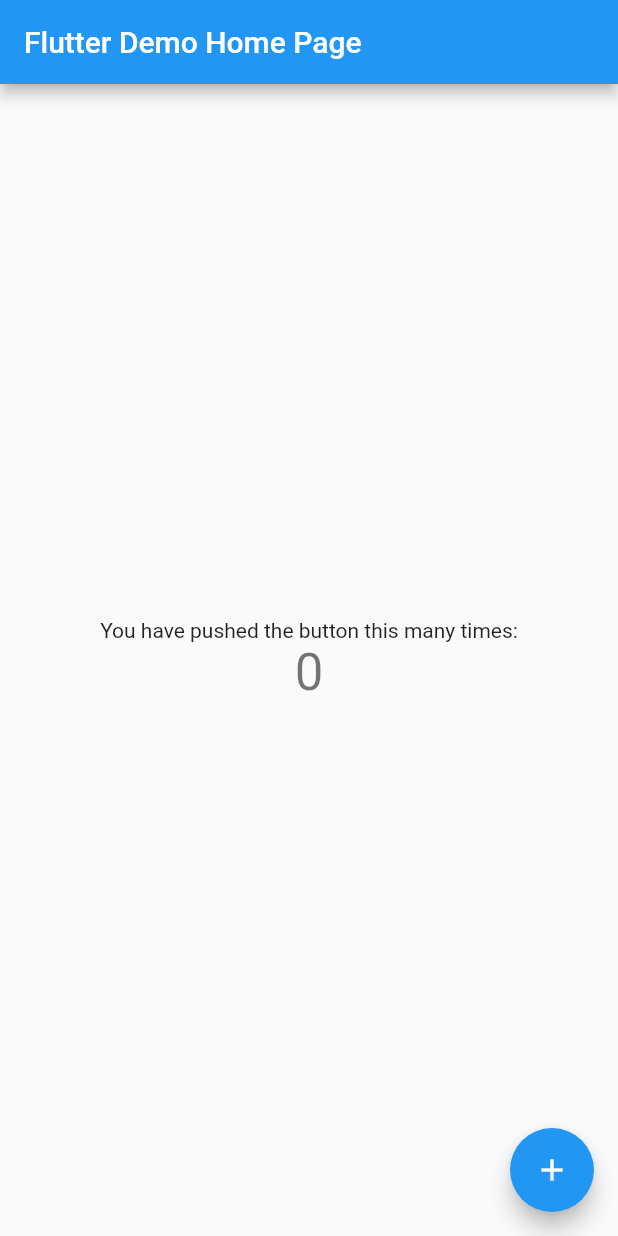
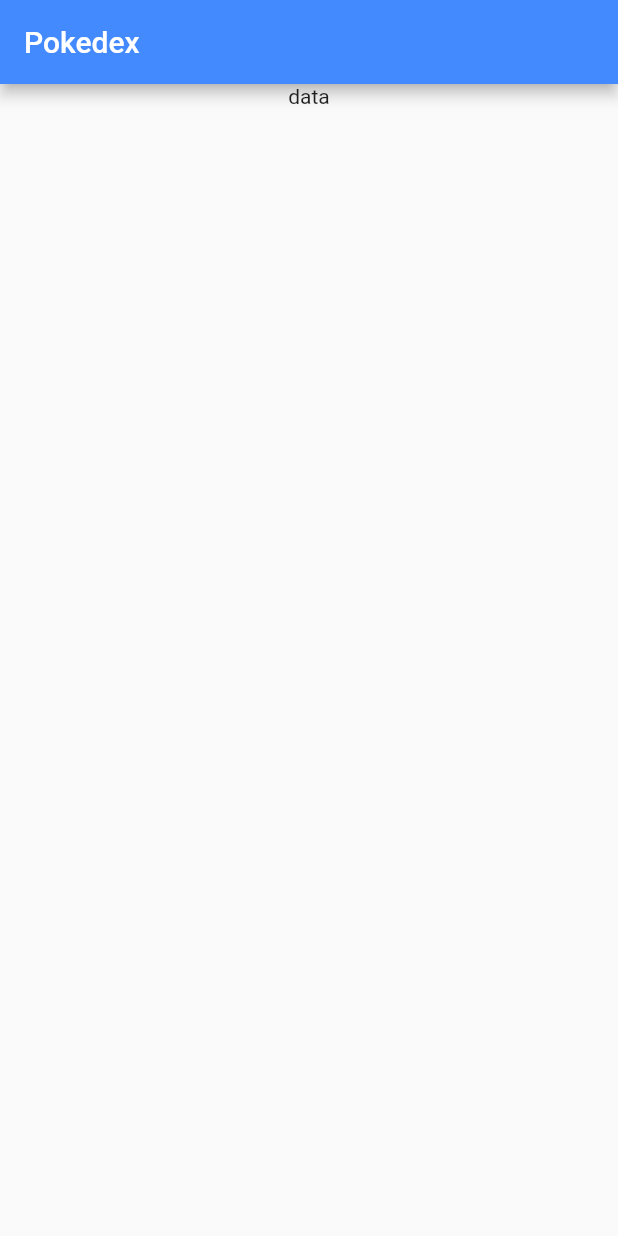
Before and after one commit to cranium44/flutter_pokedex, a Flutter app: the screen it shows after launch, on a phone screen of 412 x 824 dp. Run offline on Flutter 3.47's test engine with Material 2 defaults, Android fonts, the phone set to English and light mode, and no system bars.

Commit message:
made changes

```diff
--- /dev/null
+++ b/lib/HomePage.dart
@@ -0,0 +1,23 @@
+import 'package:flutter/material.dart';
+
+class HomePage extends StatelessWidget{
+  @override
+  Widget build(BuildContext context) {
+    return Scaffold(
+        appBar: AppBar(
+          title: Text(
+            "Pokedex"
+          ),
+          backgroundColor: Colors.blueAccent,
+        ),
+        body: Center(
+          child: Column(
+            children: <Widget>[
+              Text("data")
+            ],
+          ),
+        ),
+    );
+  }
+
+}
--- a/lib/main.dart
+++ b/lib/main.dart
@@ -1,4 +1,5 @@
 import 'package:flutter/material.dart';
+import 'package:flutter_pokedex/HomePage.dart';
 
 void main() => runApp(MyApp());
 
@@ -20,7 +21,7 @@ class MyApp extends StatelessWidget {
         // is not restarted.
         primarySwatch: Colors.blue,
       ),
-      home: MyHomePage(title: 'Flutter Demo Home Page'),
+      home: HomePage(),
     );
   }
 }
```
